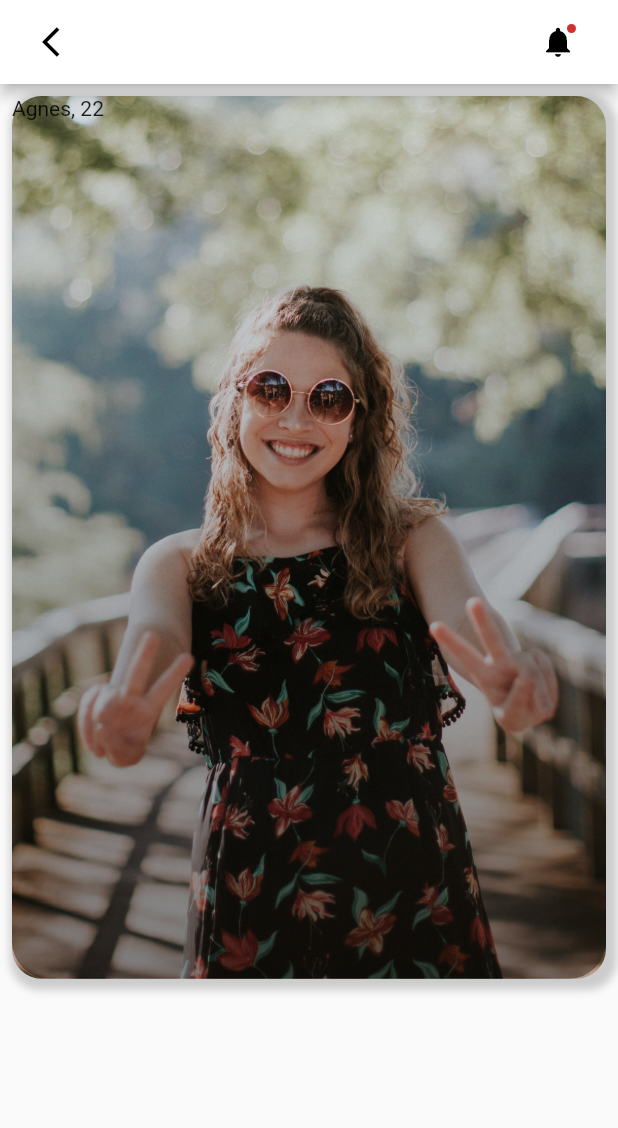
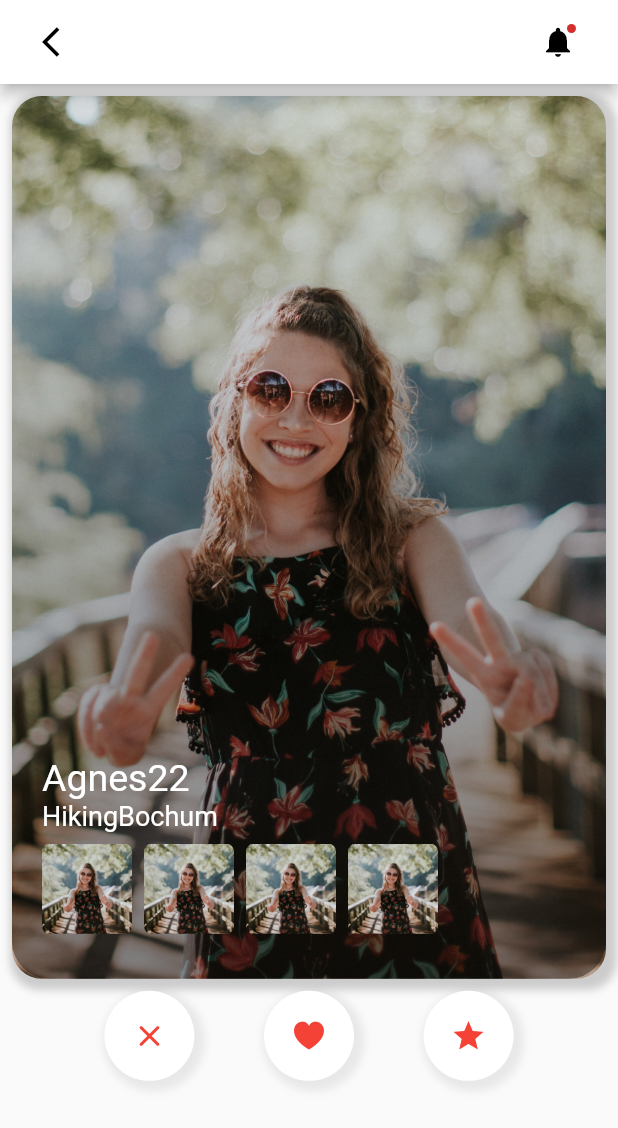
Before and after one commit to leon-mel/pometri, a Flutter app: the screen it shows after launch, on a phone screen of 412 x 824 dp. Shown: the top 1128 px of the screen. Run offline on Flutter 3.47's test engine with Material 2 defaults, Android fonts, the phone set to English and light mode, and no system bars; our stand-ins replace bloc, dartz, equatable, firebase_auth, firebase_core, flutter_bloc and 5 more; accounts and stored records are empty.

Commit message:
adding swiping page

```diff
--- a/lib/UI/Swiping/Swiping.dart
+++ b/lib/UI/Swiping/Swiping.dart
@@ -1,6 +1,12 @@
+import 'package:flutter/cupertino.dart';
 import 'package:flutter/material.dart';
+import 'package:flutter_bloc/flutter_bloc.dart';
 import 'package:speeddatingapp/domain/entities/classSizeConfig.dart';
+import 'package:speeddatingapp/domain/entities/classUser.dart';
+import 'package:speeddatingapp/domain/usecases/user_usecases.dart';
 import 'package:speeddatingapp/homemenu/decision.dart';
+
+import 'bloc/swiping_bloc.dart';
 
 class SwipingPage extends StatelessWidget {
   const SwipingPage({Key? key}) : super(key: key);
@@ -8,14 +14,26 @@ class SwipingPage extends StatelessWidget {
 
   @override
   Widget build(BuildContext context) {
+    return BlocBuilder<SwipingBloc, SwipingState>(
+      bloc: BlocProvider.of<SwipingBloc>(context)
+        ..add(SwipingLoadingEvent())
+        ,
+      builder: (context, state) {
+        if (state is SwipingLoadingState) {
+          return Center(
+            child: CircularProgressIndicator(),
+          );
+        } else if (state is SwipingLoadedState) {
           return Scaffold(
             appBar: AppBar(
               backgroundColor: Colors.white,
-        title:
-            Row(mainAxisAlignment: MainAxisAlignment.spaceBetween, children: [
+              title: Row(
+                  mainAxisAlignment: MainAxisAlignment.spaceBetween,
+                  children: [
                     IconButton(
                         onPressed: () {
-                Navigator.popAndPushNamed(context, DecisionPage.route);
+                          Navigator.popAndPushNamed(
+                              context, DecisionPage.route);
                         },
                         icon: const Icon(
                           Icons.arrow_back_ios,
@@ -31,7 +49,117 @@ class SwipingPage extends StatelessWidget {
                         ))
                   ]),
             ),
-      body: Padding(
+            body: Column(
+              children: [
+                Draggable(
+                    feedback: UserCard(
+                      uAge: state.users[0].uAge,
+                      uImage: state.users[0].imageUrls,
+                      uInterest: state.users[0].uInterest[0],
+                      uLocation: state.users[0].uLocation,
+                      uName: state.users[0].uName,
+                    ),
+                    childWhenDragging: UserCard(
+                      uAge: state.users[1].uAge,
+                      uImage: state.users[1].imageUrls,
+                      uInterest: state.users[1].uInterest[1],
+                      uLocation: state.users[1].uLocation,
+                      uName: state.users[1].uName,
+                    ),
+                    onDragEnd: (drag) {
+                      if (drag.velocity.pixelsPerSecond.dx < 0) {
+                        context.read<SwipingBloc>()
+                          ..add(SwipeLeft(user: state.users[0]));
+                        print("Swiped Left");
+                      } else {
+                        context.read<SwipingBloc>()
+                          ..add(SwipeRight(user: state.users[0]));
+                        print("Swiped Right");
+                      }
+                    },
+                    child: UserCard(
+                      uAge: state.users[0].uAge,
+                      uImage: state.users[0].imageUrls,
+                      uInterest: state.users[0].uInterest[0],
+                      uLocation: state.users[0].uLocation,
+                      uName: state.users[0].uName,
+                    )),
+                Row(
+                  mainAxisAlignment: MainAxisAlignment.spaceAround,
+                  children: [
+                    Container(),
+                    ChoiceButton(
+                      icon: Icons.clear_rounded,
+                    ),
+                    ChoiceButton(
+                      icon: CupertinoIcons.heart_fill,
+                    ),
+                    ChoiceButton(
+                      icon: Icons.star,
+                    ),
+                    Container(),
+                  ],
+                )
+              ],
+            ),
+          );
+        } else {
+          return Placeholder();
+        }
+      },
+    );
+  }
+}
+
+class ChoiceButton extends StatelessWidget {
+  final IconData icon;
+  const ChoiceButton({
+    Key? key,
+    required this.icon,
+  }) : super(key: key);
+
+  @override
+  Widget build(BuildContext context) {
+    return Container(
+      width: 60,
+      height: 60,
+      decoration: BoxDecoration(
+          shape: BoxShape.circle,
+          color: Colors.white,
+          boxShadow: [
+            BoxShadow(
+              color: Colors.grey.withAlpha(50),
+              spreadRadius: 4,
+              blurRadius: 4,
+              offset: Offset(3, 3),
+            )
+          ]),
+      child: Icon(
+        icon,
+        color: Colors.red,
+      ),
+    );
+  }
+}
+
+class UserCard extends StatelessWidget {
+  final uImage;
+  final uName;
+  final uAge;
+  final uInterest;
+  final uLocation;
+  const UserCard({
+    Key? key,
+    required this.uImage,
+    required this.uName,
+    required this.uInterest,
+    required this.uLocation,
+    required this.uAge,
+  }) : super(key: key);
+
+  @override
+  Widget build(BuildContext context) {
+    return Padding(
       padding: const EdgeInsets.all(8.0),
       child: Container(
         height: SizeConfig.screenHeight / 1.4,
@@ -39,17 +167,16 @@ class SwipingPage extends StatelessWidget {
         child: Stack(children: [
           Container(
             decoration: BoxDecoration(
-                  image:
-                      DecorationImage(
-                        fit: BoxFit.cover,
-                        image: AssetImage("assets/User_1.jpg")),
+                image: DecorationImage(
+                    fit: BoxFit.cover, image: AssetImage(uImage[0])),
                 borderRadius: BorderRadius.circular(20),
-                        boxShadow: [BoxShadow(
+                boxShadow: [
+                  BoxShadow(
                       color: Colors.grey.withOpacity(0.5),
                       spreadRadius: 4,
                       blurRadius: 4,
-                          offset: Offset(3, 3)
-                        )]),
+                      offset: Offset(3, 3))
+                ]),
           ),
           Container(
             decoration: BoxDecoration(
@@ -57,20 +184,52 @@ class SwipingPage extends StatelessWidget {
                 gradient: LinearGradient(colors: [
                   Color.fromARGB(200, 0, 0, 0).withOpacity(0.4),
                   Color.fromARGB(0, 0, 0, 0)
-              ],
-              begin: Alignment.bottomCenter,
-              end: Alignment.topCenter )
+                ], begin: Alignment.bottomCenter, end: Alignment.topCenter)),
           ),
+          Positioned(
+            bottom: 30,
+            left: 20,
+            child:
+                Column(crossAxisAlignment: CrossAxisAlignment.start, children: [
+              Text(
+                "$uName" + "$uAge",
+                style: TextStyle(fontSize: 25, color: Colors.white),
               ),
-          Column(
+              Text(
+                "$uInterest" + "$uLocation",
+                style: TextStyle(fontSize: 18, color: Colors.white),
+              ),
+              Row(
                 children: [
-              Text("Agnes, 22")
+                  UserImageSmall(),
+                  UserImageSmall(),
+                  UserImageSmall(),
+                  UserImageSmall()
                 ],
               )
-
             ]),
-        ),
+          )
+        ]),
       ),
     );
   }
 }
+
+class UserImageSmall extends StatelessWidget {
+  const UserImageSmall({
+    Key? key,
+  }) : super(key: key);
+
+  @override
+  Widget build(BuildContext context) {
+    return Container(
+      margin: const EdgeInsets.only(top: 8, right: 8),
+      height: 60,
+      width: 60,
+      decoration: BoxDecoration(
+          image: DecorationImage(
+              image: AssetImage("assets/User_1.jpg"), fit: BoxFit.cover),
+          borderRadius: BorderRadius.circular(5)),
+    );
+  }
+}
--- a/lib/UI/Swiping/bloc/swiping_bloc.dart
+++ b/lib/UI/Swiping/bloc/swiping_bloc.dart
@@ -1,13 +1,65 @@
 import 'package:bloc/bloc.dart';
+import 'package:dartz/dartz.dart';
 import 'package:equatable/equatable.dart';
+import 'package:speeddatingapp/domain/entities/classUser.dart';
+import 'package:speeddatingapp/domain/usecases/user_usecases.dart';
+
+import '../../../domain/failures/failures.dart';
 
 part 'swiping_event.dart';
 part 'swiping_state.dart';
 
 class SwipingBloc extends Bloc<SwipingEvent, SwipingState> {
-  SwipingBloc() : super(SwipingInitial()) {
-    on<SwipingEvent>((event, emit) {
-      // TODO: implement event handler
+  Future sleep1 = Future.delayed(Duration(seconds: 2));
+  final usecases = UserUsecases();
+  SwipingBloc() : super(SwipingLoadingState()) {
+    on<SwipingLoadingEvent>((event, emit) async {
+      emit(SwipingLoadingState());
+
+      Either<Failure, List<User>> users = await usecases.getUserUsecase();
+
+      users.fold((l) => emit(SwipingErrorState()),
+          (r) => emit(SwipingLoadedState(users: r)));
+    });
+
+    on<LoadUserEvent>((event, emit) {
+      LoadUserEvent? event;
+      emit(SwipingLoadedState(users: event!.users));
+    });
+
+    on<SwipeLeft>((event, emit) {
+      SwipeLeft? event;
+      SwipingState? state;
+      if (state is SwipingLoadedState) {
+        try {
+          emit(SwipingLoadedState(
+              users: List.from(state.users)..remove(event!.user)));
+        } catch (_) {}
+      }
+    });
+
+    on<SwipeRight>((event, emit) {
+      SwipeRight? event;
+      SwipingState? state;
+      if (state is SwipingLoadedState) {
+        try {
+          emit(SwipingLoadedState(
+              users: List.from(state.users)..remove(event!.user)));
+        } catch (_) {}
+      }
     });
   }
+
+  String? _mapFailureToMessage(Failure failure) {
+    switch (failure.runtimeType) {
+      case ServerFailure:
+        return "Ups, couldn't connect to the Server! Please try again";
+      case GeneralFailure:
+        return "Ups, something went wrong! Please try again.";
+
+      default:
+        "Ups, something went wrong! Please try again.";
+    }
+    return null;
+  }
 }
--- a/lib/UI/Swiping/bloc/swiping_event.dart
+++ b/lib/UI/Swiping/bloc/swiping_event.dart
@@ -6,3 +6,37 @@ abstract class SwipingEvent extends Equatable {
   @override
   List<Object> get props => [];
 }
+
+class LoadUserEvent extends SwipingEvent {
+
+  final List<User> users;
+
+  LoadUserEvent({required this.users});
+
+   @override
+  List<Object> get props => [users];
+
+}
+
+
+
+
+class SwipeLeft extends SwipingEvent {
+  final User user;
+
+  SwipeLeft({required this.user});
+
+   @override
+  List<Object> get props => [user];
+}
+
+class SwipeRight extends SwipingEvent {
+  final User user;
+
+  SwipeRight({required this.user});
+
+   @override
+  List<Object> get props => [user];
+}
+
+class SwipingLoadingEvent extends SwipingEvent {}
--- a/lib/UI/Swiping/bloc/swiping_state.dart
+++ b/lib/UI/Swiping/bloc/swiping_state.dart
@@ -7,4 +7,14 @@ abstract class SwipingState extends Equatable {
   List<Object> get props => [];
 }
 
-class SwipingInitial extends SwipingState {}
+class SwipingLoadingState extends SwipingState {}
+
+class SwipingLoadedState extends SwipingState {
+  final List<User> users;
+  const SwipingLoadedState({required this.users});
+
+  @override
+  List<Object> get props => [users];
+}
+
+class SwipingErrorState extends SwipingState {}
--- a/lib/main.dart
+++ b/lib/main.dart
@@ -3,9 +3,11 @@ import 'package:flutter/material.dart';
 import 'package:speeddatingapp/UI/Login/loginContainerBody.dart';
 import 'package:speeddatingapp/UI/Login/loginMain.dart';
 import 'package:speeddatingapp/UI/Swiping/Swiping.dart';
+import 'package:speeddatingapp/UI/Swiping/bloc/swiping_bloc.dart';
 import 'package:speeddatingapp/UI/Welcome/WelcomePage.dart';
 import 'package:speeddatingapp/UI/Welcome/bloc/welcome_bloc.dart';
 import 'package:speeddatingapp/domain/entities/classSizeConfig.dart';
+import 'package:speeddatingapp/domain/usecases/user_usecases.dart';
 import 'package:speeddatingapp/homemenu/cubit/bloc/home_bloc.dart';
 import 'package:speeddatingapp/homemenu/cubit/bottom_navigation_cubit.dart';
 import 'package:speeddatingapp/homemenu/decision.dart';
@@ -23,11 +25,12 @@ Future main() async {
   runApp(const SpeedDatingApp());
 }
 
-class SpeedDatingApp extends StatelessWidget {
+class SpeedDatingApp extends StatelessWidget  {
+
   const SpeedDatingApp({Key? key}) : super(key: key);
 
   @override
-  Widget build(BuildContext context) {
+  Widget build(BuildContext context)   {
     return MultiBlocProvider(
         providers: [
           BlocProvider<ProfileScreenBloc>(
@@ -39,7 +42,10 @@ class SpeedDatingApp extends StatelessWidget {
             create: (BuildContext context) => HomeBloc(),
           ),
           BlocProvider<WelcomeBloc>(
-              create: (BuildContext context) => WelcomeBloc())
+              create: (BuildContext context) => WelcomeBloc()),
+          BlocProvider<SwipingBloc>(
+              create: (BuildContext context) => SwipingBloc()
+                ..add(LoadUserEvent(users: UserUsecases().users)))
         ],
         child: MaterialApp(
           debugShowCheckedModeBanner: false,
```
Also changed, not shown: lib/domain/usecases/user_usecases.dart (+43 -0 lines), lib/homemenu/home_screen_new.dart (+11 -6 lines). Lines whose indentation alone changed are shown as unchanged.
